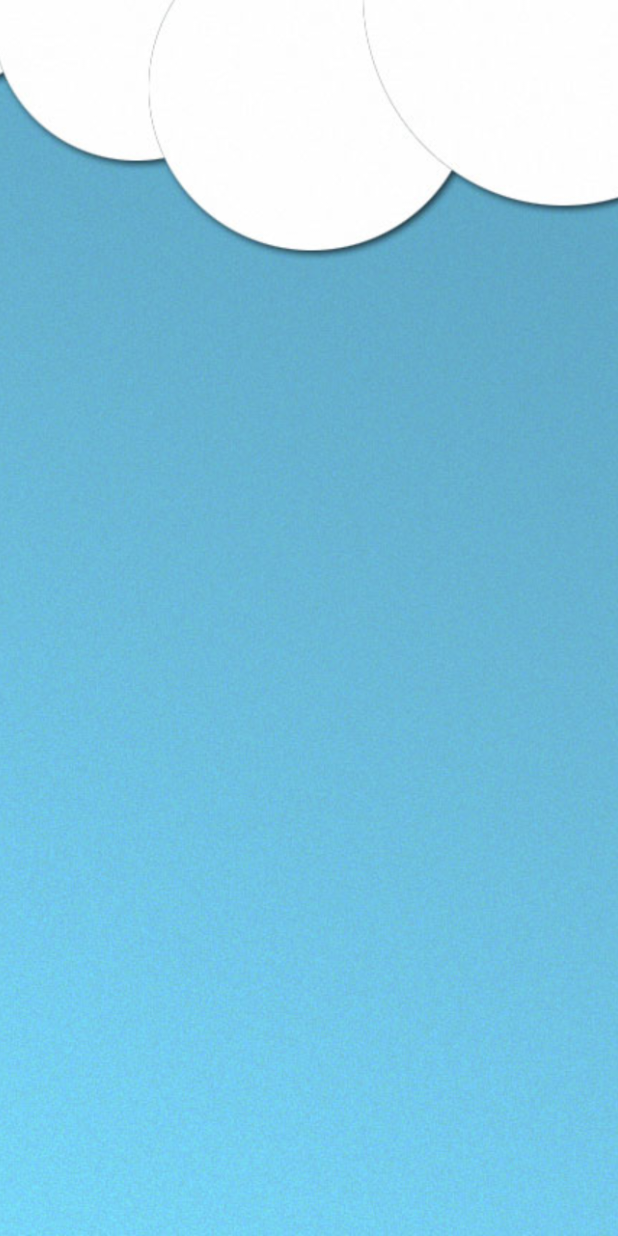
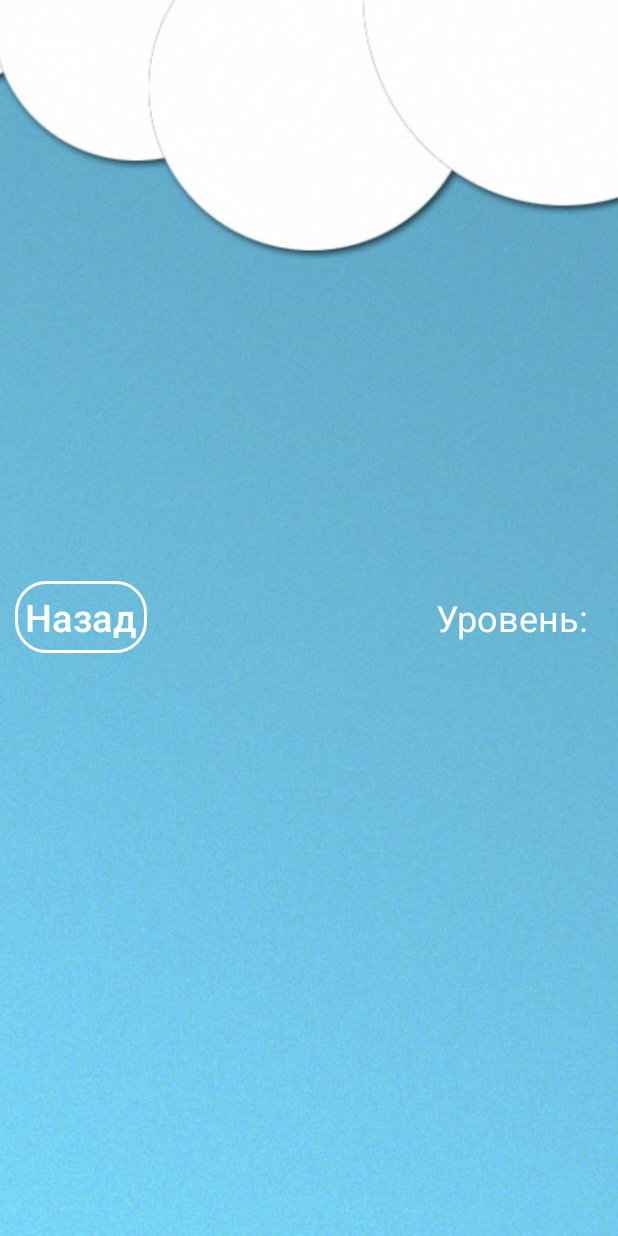
Before and after one commit to antonprog888/Quiz, an Android app: the Level1 screen opened directly, with no data from a screen before it, on a phone screen of 412 x 824 dp. Run offline under Robolectric (Android 15) with nearby library versions, the phone set to English and light mode, and no system bars.

Commit message:
Level ten 10

```diff
--- a/app/src/main/java/spase/suchkov/quiz/Level1.java
+++ b/app/src/main/java/spase/suchkov/quiz/Level1.java
@@ -16,7 +16,9 @@
 
         //Развернуть игру на весь экран начало
         Window w = getWindow();
-        w.setFlags(WindowManager.LayoutParams.FLAG_LAYOUT_NO_LIMITS,WindowManager.LayoutParams.FLAG_LAYOUT_NO_LIMITS);
+      //  w.setFlags(WindowManager.LayoutParams.FLAG_LAYOUT_NO_LIMITS,WindowManager.LayoutParams.FLAG_LAYOUT_NO_LIMITS);
+        w.setFlags(WindowManager.LayoutParams.FLAG_FULLSCREEN,WindowManager.LayoutParams.FLAG_FULLSCREEN);
+
 
         //Развернуть игру на весь экран конец
     }
--- /dev/null
+++ b/app/src/main/res/drawable-v24/style_btn_white_blue_press.xml
@@ -0,0 +1,6 @@
+<?xml version="1.0" encoding="utf-8"?>
+<shape xmlns:android="http://schemas.android.com/apk/res/android">
+    <stroke android:width="2dp" android:color="@color/white"/>
+    <corners android:radius="20dp" />
+    <solid android:color="@color/blue"/>
+</shape>
--- /dev/null
+++ b/app/src/main/res/drawable/button_stroke_white_press_blue.xml
@@ -0,0 +1,5 @@
+<?xml version="1.0" encoding="utf-8"?>
+<selector xmlns:android="http://schemas.android.com/apk/res/android">
+    <item android:state_pressed="false" android:drawable="@drawable/style_btn_white"/>
+    <item android:state_pressed="true" android:drawable="@drawable/style_btn_white_blue_press"/>
+</selector>
--- /dev/null
+++ b/app/src/main/res/drawable/style_btn_white.xml
@@ -0,0 +1,5 @@
+<?xml version="1.0" encoding="utf-8"?>
+<shape xmlns:android="http://schemas.android.com/apk/res/android">
+    <stroke android:width="2dp" android:color="@color/white"/>
+    <corners android:radius="20dp" />
+</shape>
--- a/app/src/main/res/layout/universal.xml
+++ b/app/src/main/res/layout/universal.xml
@@ -6,10 +6,63 @@
     android:layout_height="match_parent"
     android:orientation="vertical">
 
+
+
     <ImageView
         android:id="@+id/background"
         android:layout_width="wrap_content"
         android:layout_height="wrap_content"
         android:scaleType="centerCrop"
         android:src="@drawable/level1" />
+
+    <LinearLayout
+        android:id="@+id/container1"
+        android:layout_width="match_parent"
+        android:layout_height="match_parent"
+        android:gravity="center"
+        android:orientation="vertical">
+
+
+        <LinearLayout
+            android:id="@+id/container2"
+            android:layout_width="match_parent"
+            android:layout_height="wrap_content"
+            android:padding="10dp"
+            android:orientation="vertical">
+
+            <LinearLayout
+                android:id="@+id/line1"
+                android:layout_width="match_parent"
+                android:layout_height="match_parent"
+                android:orientation="horizontal">
+
+                <Button
+                    android:id="@+id/button_back"
+                    android:layout_width="wrap_content"
+                    android:layout_height="wrap_content"
+                    android:text="@string/back"
+                    android:layout_marginRight="10dp"
+                    android:textSize="25sp"
+                    android:paddingLeft="5dp"
+                    android:paddingRight="5dp"
+                    android:textAllCaps="false"
+                    android:textColor="@color/white"
+
+                    android:background="@drawable/button_stroke_white_press_blue" />
+
+                <TextView
+                    android:id="@+id/text_levels"
+                    android:layout_width="wrap_content"
+                    android:layout_height="wrap_content"
+                    android:layout_weight="1"
+                    android:text="@string/level"
+                    android:textSize="24sp"
+                    android:textColor="@color/white"
+                    android:gravity="right"
+                    android:padding="10dp"
+                    />
+            </LinearLayout>
+        </LinearLayout>
+    </LinearLayout>
+
 </RelativeLayout>
--- a/app/src/main/res/values/colors.xml
+++ b/app/src/main/res/values/colors.xml
@@ -6,4 +6,5 @@
     <color name="black95">#95000000</color>
     <color name="white">#ffffff</color>
     <color name="black60">#60000000</color>
+    <color name="blue">#48d1ff</color>
 </resources>
--- a/app/src/main/res/values/strings.xml
+++ b/app/src/main/res/values/strings.xml
@@ -2,4 +2,5 @@
     <string name="app_name">Quiz</string>
     <string name="start">Начать</string>
     <string name="back">Назад</string>
+    <string name="level">Уровень:</string>
 </resources>
```
